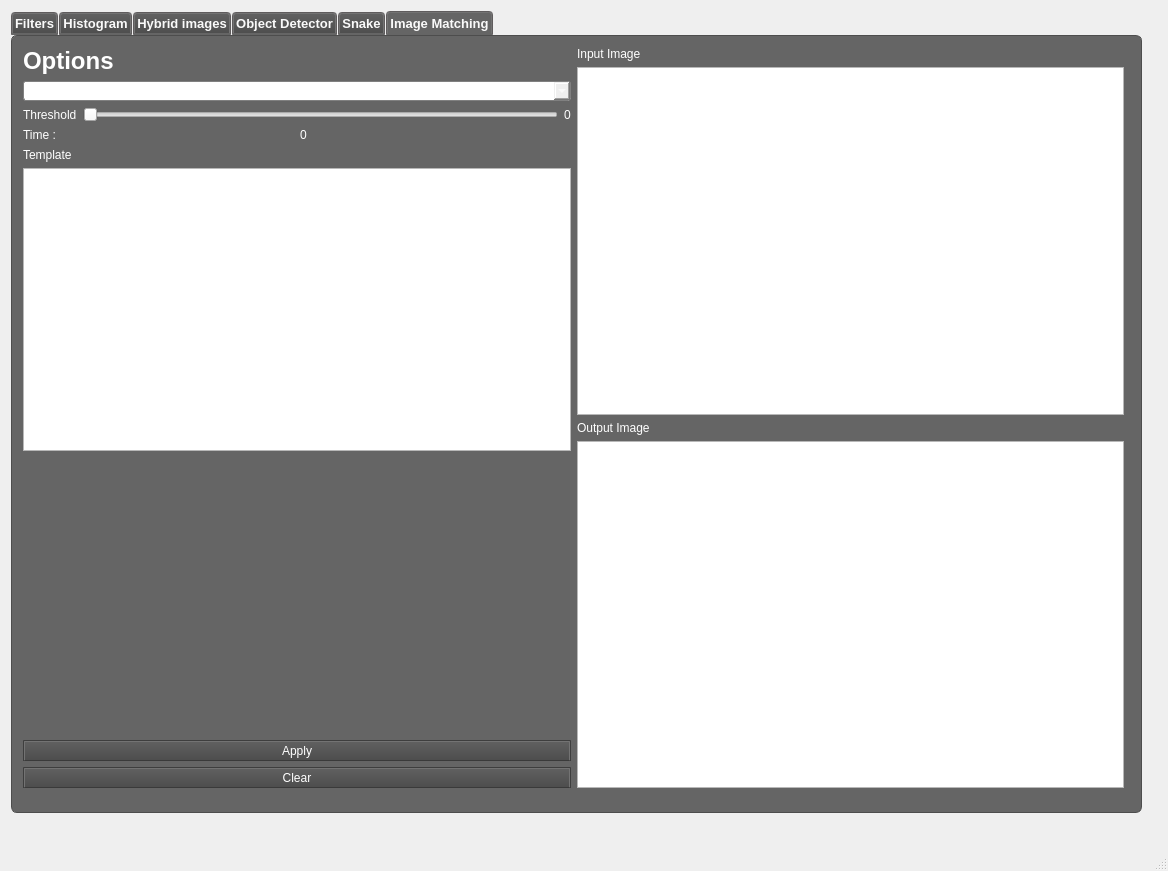
Above: mainwindow.ui from yassmin2000/Computer-Vision-Toolbox before the change. Below: the same form after it.
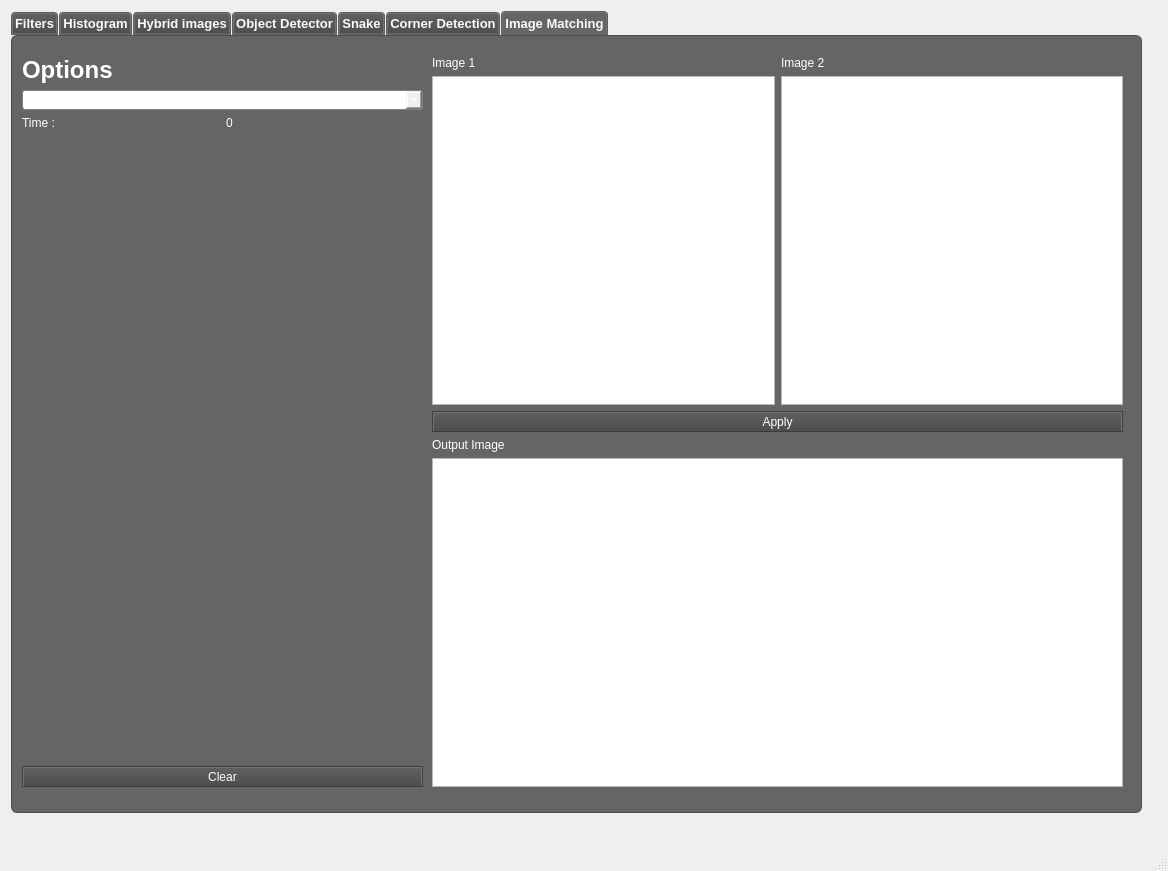
That is the form after the change.

Commit message: task3 sift merged

What changed in the file:
```diff
--- a/mainwindow.ui
+++ b/mainwindow.ui
@@ -276,7 +276,7 @@
 </string>
     </property>
     <property name="currentIndex">
-     <number>5</number>
+     <number>6</number>
     </property>
     <widget class="QWidget" name="filters">
      <attribute name="title">
@@ -1924,9 +1924,9 @@
     </widget>
     <widget class="QWidget" name="tab_2">
      <attribute name="title">
-      <string>Image Matching</string>
+      <string>Corner Detection</string>
      </attribute>
-     <widget class="QWidget" name="">
+     <widget class="QWidget" name="layoutWidget">
       <property name="geometry">
        <rect>
         <x>11</x>
@@ -1952,30 +1952,6 @@
            </property>
           </widget>
          </item>
-         <item>
-          <widget class="QComboBox" name="matching_combo">
-           <item>
-            <property name="text">
-             <string>Harris Operator</string>
-            </property>
-           </item>
-           <item>
-            <property name="text">
-             <string>SIFT</string>
-            </property>
-           </item>
-           <item>
-            <property name="text">
-             <string>Normalized Cross Corelation</string>
-            </property>
-           </item>
-           <item>
-            <property name="text">
-             <string>Sum Squared Difference</string>
-            </property>
-           </item>
-          </widget>
-         </item>
          <item>
           <layout class="QHBoxLayout" name="horizontalLayout_26">
            <item>
@@ -2026,9 +2002,6 @@
            </property>
           </widget>
          </item>
-         <item>
-          <widget class="QGraphicsView" name="graphicsView_12"/>
-         </item>
          <item>
           <spacer name="verticalSpacer_14">
            <property name="orientation">
@@ -2043,14 +2016,14 @@
           </spacer>
          </item>
          <item>
-          <widget class="QPushButton" name="applyButton_matching">
+          <widget class="QPushButton" name="applyButton_harris">
            <property name="text">
             <string>Apply</string>
            </property>
           </widget>
          </item>
          <item>
-          <widget class="QPushButton" name="clear_matching">
+          <widget class="QPushButton" name="clear_harris">
            <property name="text">
             <string>Clear</string>
            </property>
@@ -2068,7 +2041,7 @@
           </widget>
          </item>
          <item>
-          <widget class="QGraphicsView" name="graphicsView_8"/>
+          <widget class="QGraphicsView" name="graphicsView_8_inputharris"/>
          </item>
          <item>
           <widget class="QLabel" name="label_51">
@@ -2078,12 +2051,165 @@
           </widget>
          </item>
          <item>
+          <widget class="QGraphicsView" name="graphicsView_9_outputharris"/>
+         </item>
+        </layout>
+       </item>
+      </layout>
+     </widget>
+    </widget>
+    <widget class="QWidget" name="tab_3">
+     <attribute name="title">
+      <string>Image Matching</string>
+     </attribute>
+     <widget class="QWidget" name="layoutWidget">
+      <property name="geometry">
+       <rect>
+        <x>420</x>
+        <y>20</y>
+        <width>691</width>
+        <height>731</height>
+       </rect>
+      </property>
+      <layout class="QVBoxLayout" name="verticalLayout_17">
+       <item>
+        <layout class="QHBoxLayout" name="horizontalLayout_29">
+         <item>
+          <layout class="QVBoxLayout" name="verticalLayout_13">
+           <item>
+            <widget class="QLabel" name="label_59">
+             <property name="text">
+              <string>Image 1</string>
+             </property>
+            </widget>
+           </item>
+           <item>
+            <widget class="QGraphicsView" name="graphicsView_8"/>
+           </item>
+          </layout>
+         </item>
+         <item>
+          <layout class="QVBoxLayout" name="verticalLayout_15">
+           <item>
+            <widget class="QLabel" name="label_60">
+             <property name="text">
+              <string>Image 2</string>
+             </property>
+            </widget>
+           </item>
+           <item>
+            <widget class="QGraphicsView" name="graphicsView_12"/>
+           </item>
+          </layout>
+         </item>
+        </layout>
+       </item>
+       <item>
+        <widget class="QPushButton" name="applyButton_matching">
+         <property name="text">
+          <string>Apply</string>
+         </property>
+        </widget>
+       </item>
+       <item>
+        <layout class="QVBoxLayout" name="verticalLayout_16">
+         <item>
+          <widget class="QLabel" name="label_61">
+           <property name="text">
+            <string>Output Image </string>
+           </property>
+          </widget>
+         </item>
+         <item>
           <widget class="QGraphicsView" name="graphicsView_9"/>
          </item>
         </layout>
        </item>
       </layout>
      </widget>
+     <widget class="QWidget" name="layoutWidget">
+      <property name="geometry">
+       <rect>
+        <x>10</x>
+        <y>20</y>
+        <width>401</width>
+        <height>731</height>
+       </rect>
+      </property>
+      <layout class="QVBoxLayout" name="verticalLayout_18">
+       <item>
+        <widget class="QLabel" name="label_56">
+         <property name="font">
+          <font>
+           <pointsize>18</pointsize>
+           <weight>75</weight>
+           <bold>true</bold>
+          </font>
+         </property>
+         <property name="text">
+          <string>Options</string>
+         </property>
+        </widget>
+       </item>
+       <item>
+        <widget class="QComboBox" name="matching_combo">
+         <item>
+          <property name="text">
+           <string>SIFT</string>
+          </property>
+         </item>
+         <item>
+          <property name="text">
+           <string>Normalized Cross Corelation</string>
+          </property>
+         </item>
+         <item>
+          <property name="text">
+           <string>Sum Squared Difference</string>
+          </property>
+         </item>
+        </widget>
+       </item>
+       <item>
+        <layout class="QHBoxLayout" name="horizontalLayout_28">
+         <item>
+          <widget class="QLabel" name="label_57">
+           <property name="text">
+            <string>Time :</string>
+           </property>
+          </widget>
+         </item>
+         <item>
+          <widget class="QLabel" name="label_58">
+           <property name="text">
+            <string>0</string>
+           </property>
+          </widget>
+         </item>
+        </layout>
+       </item>
+       <item>
+        <spacer name="verticalSpacer_15">
+         <property name="orientation">
+          <enum>Qt::Vertical</enum>
+         </property>
+         <property name="sizeHint" stdset="0">
+          <size>
+           <width>20</width>
+           <height>40</height>
+          </size>
+         </property>
+        </spacer>
+       </item>
+       <item>
+        <widget class="QPushButton" name="clear_matching">
+         <property name="text">
+          <string>Clear</string>
+         </property>
+        </widget>
+       </item>
+      </layout>
+     </widget>
     </widget>
    </widget>
   </widget>
```
Left out of the diff: 2 changed lines with no effect on the pictures. The commit also changes 10 other files.
